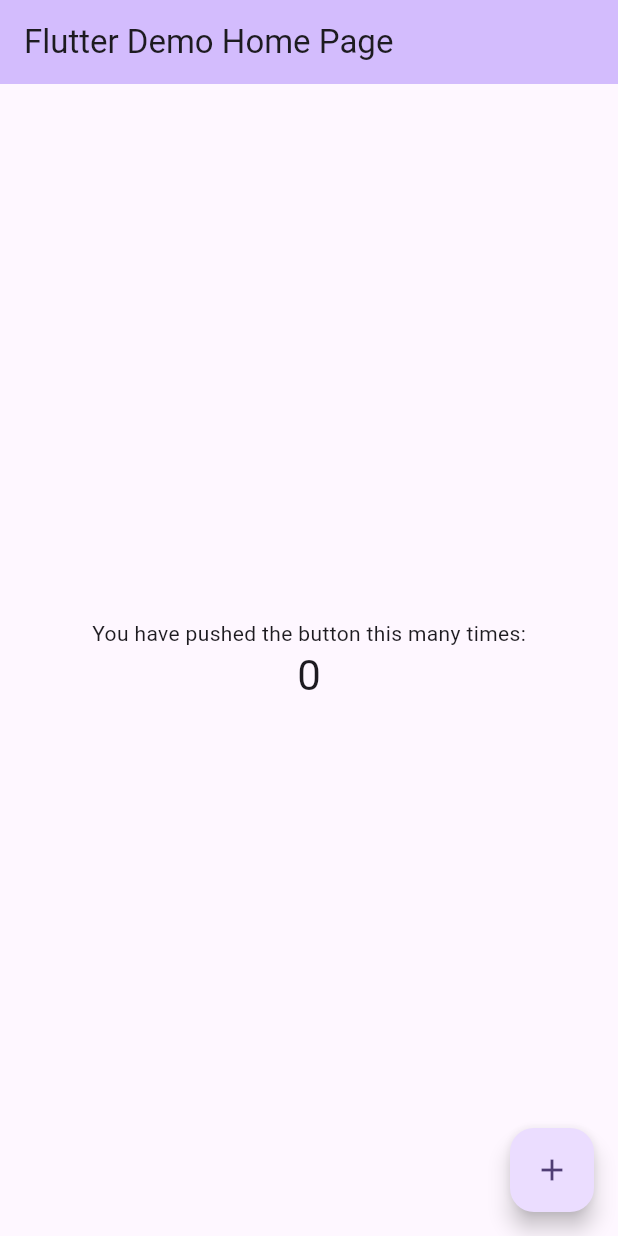
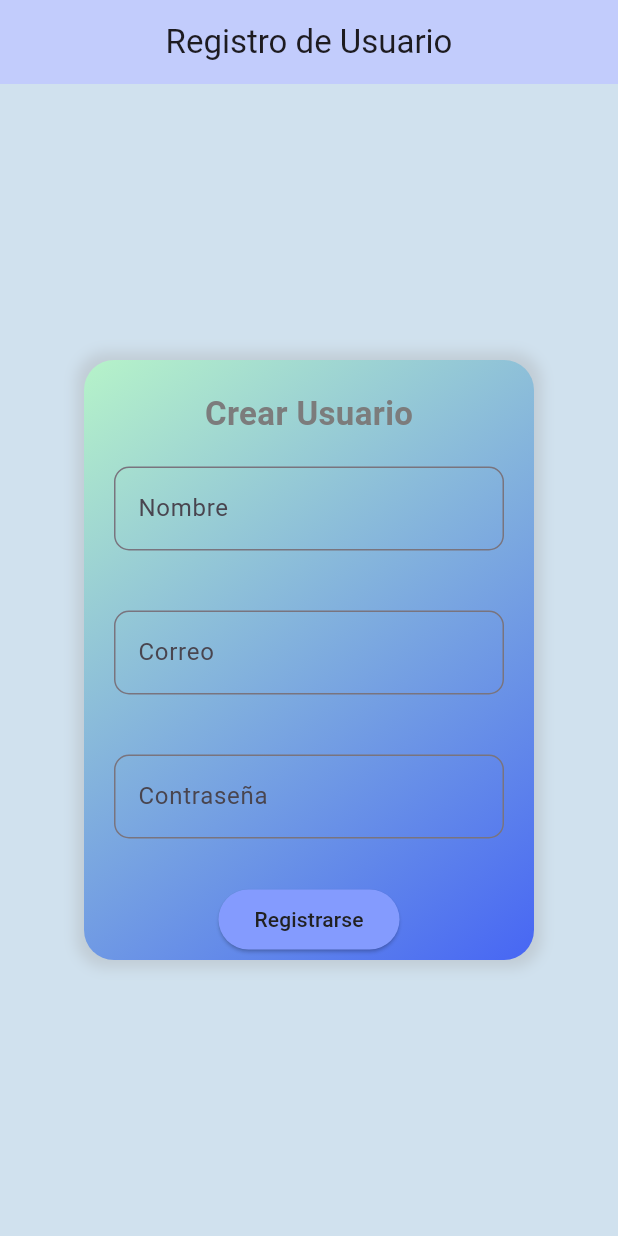
Before and after one commit to saimeth/appdecrearusuario, a Flutter app: the screen it shows after launch, on a phone screen of 412 x 824 dp. Run offline on Flutter 3.47's test engine with Material 3 defaults, Android fonts, the phone set to English and light mode, and no system bars; our stand-ins replace bloc.

Commit message:
vista inicial

```diff
--- a/lib/feature/home/presentation/views/vista_inicial.dart
+++ b/lib/feature/home/presentation/views/vista_inicial.dart
@@ -0,0 +1,103 @@
+import 'package:flutter/material.dart';
+
+class Vista_inicial extends StatelessWidget {
+  const Vista_inicial({
+    super.key,
+  });
+
+  @override
+  Widget build(BuildContext context) {
+    return Scaffold(
+      backgroundColor: const Color.fromARGB(255, 208, 225, 238),
+      appBar: AppBar(
+        centerTitle: true,
+        title: const Text('Registro de Usuario'),
+        backgroundColor: const Color.fromARGB(255, 194, 204, 252),
+      ),
+
+
+      body: Center(
+
+          child: Container(
+            padding: const EdgeInsets.all(20),
+            width: 300,
+            height: 400,
+            decoration: BoxDecoration(
+              gradient: LinearGradient(
+                colors: [Color(0xFFb6f3c9), Color(0xFF4766f4)],
+                begin: Alignment.topLeft,
+                end: Alignment.bottomRight,
+              ),
+              borderRadius: BorderRadius.circular(20),
+              boxShadow: [
+                BoxShadow(
+                  color: Colors.grey.withOpacity(0.3),
+                  spreadRadius: 5,
+                  blurRadius: 7,
+                ),
+              ],
+            ),
+
+
+            child: Column(
+              mainAxisAlignment: MainAxisAlignment.center,
+              children: [
+                Text(
+                  'Crear Usuario',
+                  style: TextStyle(
+                    fontSize: 22,
+                    fontWeight: FontWeight.bold,
+                    color: const Color.fromARGB(255, 124, 124, 124),
+                  ),
+                ),
+                SizedBox(height: 20),
+
+
+                TextField(
+                  decoration: InputDecoration(
+                    labelText: 'Nombre',
+                    border: OutlineInputBorder(
+                      borderRadius: BorderRadius.circular(10),
+                    ),
+                  ),
+                ),
+                SizedBox(height: 40),
+
+
+                TextField(
+                  decoration: InputDecoration(
+                    labelText: 'Correo',
+                    border: OutlineInputBorder(
+                      borderRadius: BorderRadius.circular(10),
+                    ),
+                  ),
+                ),
+                SizedBox(height: 40),
+
+
+                TextField(
+                  decoration: InputDecoration(
+                    labelText: 'Contraseña',
+                    border: OutlineInputBorder(
+                      borderRadius: BorderRadius.circular(10),
+                    ),
+                  ),
+                ),
+                SizedBox(height: 30),
+
+
+                ElevatedButton(
+                  onPressed: () {},
+                  child: const Text("Registrarse"),
+                style: ButtonStyle(
+                  backgroundColor: MaterialStateProperty.all<Color>(Color.fromARGB(255, 132, 155, 254)),
+                  foregroundColor: MaterialStateProperty.all<Color>(const Color.fromARGB(255, 33, 33, 33)),
+                ),
+                )
+              ],
+            ),
+          ),
+      )
+    );
+  }
+}
--- a/lib/main.dart
+++ b/lib/main.dart
@@ -1,3 +1,4 @@
+import 'package:app/feature/home/presentation/views/vista_inicial.dart';
 import 'package:flutter/material.dart';
 
 void main() {
@@ -11,112 +12,8 @@ class MyApp extends StatelessWidget {
   @override
   Widget build(BuildContext context) {
     return MaterialApp(
-      title: 'Flutter Demo',
-      theme: ThemeData(
-        // This is the theme of your application.
-        //
-        // TRY THIS: Try running your application with "flutter run". You'll see
-        // the application has a purple toolbar. Then, without quitting the app,
-        // try changing the seedColor in the colorScheme below to Colors.green
-        // and then invoke "hot reload" (save your changes or press the "hot
-        // reload" button in a Flutter-supported IDE, or press "r" if you used
-        // the command line to start the app).
-        //
-        // Notice that the counter didn't reset back to zero; the application
-        // state is not lost during the reload. To reset the state, use hot
-        // restart instead.
-        //
-        // This works for code too, not just values: Most code changes can be
-        // tested with just a hot reload.
-        colorScheme: ColorScheme.fromSeed(seedColor: Colors.deepPurple),
-      ),
-      home: const MyHomePage(title: 'Flutter Demo Home Page'),
+      debugShowCheckedModeBanner: false,
+      home: Vista_inicial(),
     );
   }
 }
-
-class MyHomePage extends StatefulWidget {
-  const MyHomePage({super.key, required this.title});
-
-  // This widget is the home page of your application. It is stateful, meaning
-  // that it has a State object (defined below) that contains fields that affect
-  // how it looks.
-
-  // This class is the configuration for the state. It holds the values (in this
-  // case the title) provided by the parent (in this case the App widget) and
-  // used by the build method of the State. Fields in a Widget subclass are
-  // always marked "final".
-
-  final String title;
-
-  @override
-  State<MyHomePage> createState() => _MyHomePageState();
-}
-
-class _MyHomePageState extends State<MyHomePage> {
-  int _counter = 0;
-
-  void _incrementCounter() {
-    setState(() {
-      // This call to setState tells the Flutter framework that something has
-      // changed in this State, which causes it to rerun the build method below
-      // so that the display can reflect the updated values. If we changed
-      // _counter without calling setState(), then the build method would not be
-      // called again, and so nothing would appear to happen.
-      _counter++;
-    });
-  }
-
-  @override
-  Widget build(BuildContext context) {
-    // This method is rerun every time setState is called, for instance as done
-    // by the _incrementCounter method above.
-    //
-    // The Flutter framework has been optimized to make rerunning build methods
-    // fast, so that you can just rebuild anything that needs updating rather
-    // than having to individually change instances of widgets.
-    return Scaffold(
-      appBar: AppBar(
-        // TRY THIS: Try changing the color here to a specific color (to
-        // Colors.amber, perhaps?) and trigger a hot reload to see the AppBar
-        // change color while the other colors stay the same.
-        backgroundColor: Theme.of(context).colorScheme.inversePrimary,
-        // Here we take the value from the MyHomePage object that was created by
-        // the App.build method, and use it to set our appbar title.
-        title: Text(widget.title),
-      ),
-      body: Center(
-        // Center is a layout widget. It takes a single child and positions it
-        // in the middle of the parent.
-        child: Column(
-          // Column is also a layout widget. It takes a list of children and
-          // arranges them vertically. By default, it sizes itself to fit its
-          // children horizontally, and tries to be as tall as its parent.
-          //
-          // Column has various properties to control how it sizes itself and
-          // how it positions its children. Here we use mainAxisAlignment to
-          // center the children vertically; the main axis here is the vertical
-          // axis because Columns are vertical (the cross axis would be
-          // horizontal).
-          //
-          // TRY THIS: Invoke "debug painting" (choose the "Toggle Debug Paint"
-          // action in the IDE, or press "p" in the console), to see the
-          // wireframe for each widget.
-          mainAxisAlignment: MainAxisAlignment.center,
-          children: <Widget>[
-            const Text('You have pushed the button this many times:'),
-            Text(
-              '$_counter',
-              style: Theme.of(context).textTheme.headlineMedium,
-            ),
-          ],
-        ),
-      ),
-      floatingActionButton: FloatingActionButton(
-        onPressed: _incrementCounter,
-        tooltip: 'Increment',
-        child: const Icon(Icons.add),
-      ), // This trailing comma makes auto-formatting nicer for build methods.
-    );
-  }
-}
```
